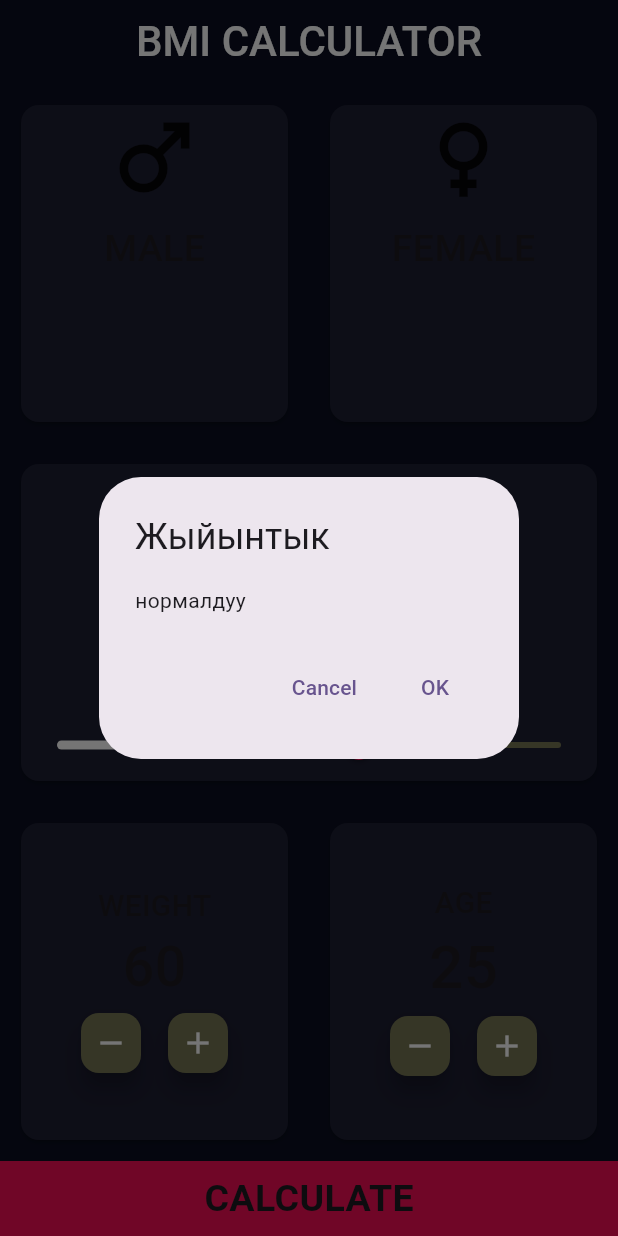
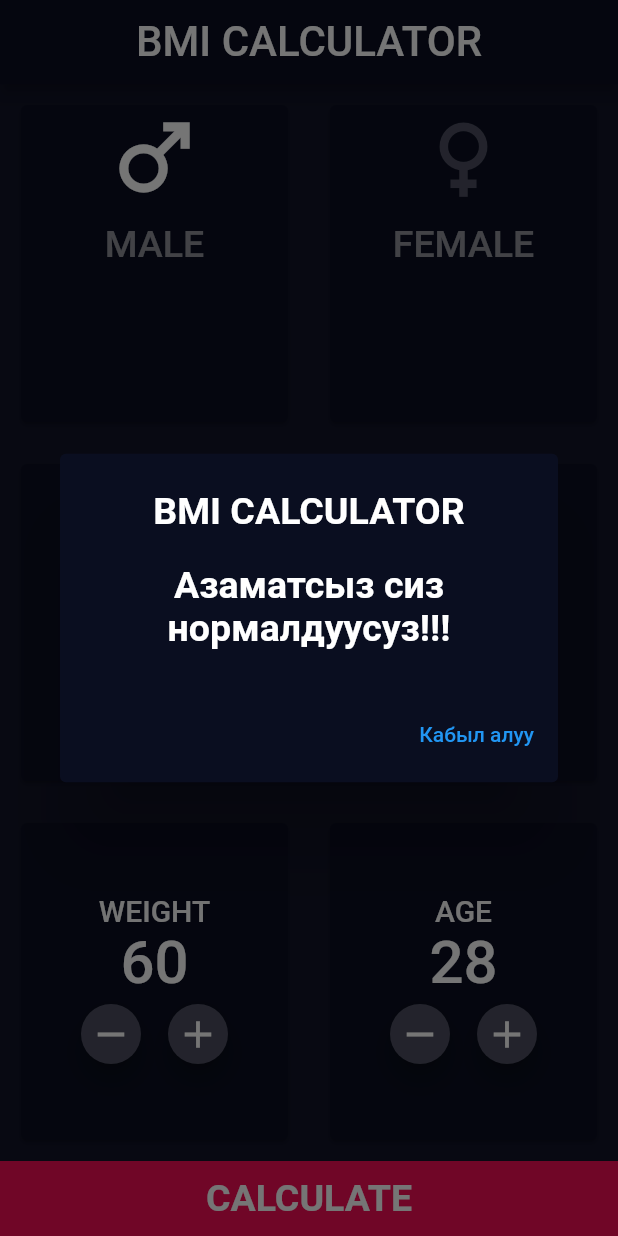
Before and after one commit to Samara1404/bmi_ui_finish, a Flutter app: the screen it shows after launch, after a tap on the "remove" icon, after a tap on the "add" icon, after a tap on "CALCULATE", on a phone screen of 412 x 824 dp. Run offline on Flutter 3.47's test engine with Material 2 defaults, Android fonts, the phone set to English and light mode, and no system bars.

Commit message:
added bmi_ui_full

```diff
--- a/lib/app.dart
+++ b/lib/app.dart
@@ -10,12 +10,8 @@ class MyApp extends StatelessWidget {
     return MaterialApp(
       debugShowCheckedModeBanner: false,
       title: 'Flutter Demo',
-      theme: ThemeData(
-
-        colorScheme: ColorScheme.fromSeed(seedColor: Colors.deepPurple),
-        useMaterial3: true,
-      ),
-      home: HomePage(title: '',),
+      theme: ThemeData.dark(),
+      home: const HomePage(title: '',),
     );
   }
 }
--- a/lib/components/calculate_button.dart
+++ b/lib/components/calculate_button.dart
@@ -1,33 +1,20 @@
+// ignore_for_file: public_member_api_docs, sort_constructors_first
+import 'package:bmi_ui_finish/utils/app_text_style.dart';
 import 'package:flutter/material.dart';
+
 import '../utils/app_colors.dart';
 import '../utils/app_text.dart';
 
 class CalculateButton extends StatelessWidget {
   const CalculateButton({
-    super.key,
-  });
-
+    Key? key,
+    this.onTap,
+  }) : super(key: key);
+final void Function()? onTap;
   @override
   Widget build(BuildContext context) {
     return InkWell(
-        onTap: () {
-          print('basyldy');
-          showDialog(
-            context: context,
-            builder: (BuildContext context) => AlertDialog(
-              title: Text('Жыйынтык'),
-              content: Text('нормалдуу'),
-              actions: <Widget>[
-                TextButton(
-                    onPressed: () => Navigator.pop(context, 'Cancel'),
-                    child: Text('Cancel')),
-                TextButton(
-                    onPressed: () => Navigator.pop(context, 'OK'),
-                    child: Text('OK')),
-              ],
-            ),
-          );
-        },
+        onTap: onTap,
         child: Container(
           height: 50,
           width: double.infinity,
@@ -35,7 +22,7 @@ class CalculateButton extends StatelessWidget {
           child: Center(
             child: Text(
               AppText.calculate,
-              style: TextStyle(fontSize: 25, fontWeight: FontWeight.w700),
+              style: AppTextStyle.calcTextStyle,
             ),
           ),
         ));
--- a/lib/components/card_age.dart
+++ /dev/null
@@ -1,77 +0,0 @@
-import 'package:flutter/material.dart';
-
-import '../utils/app_colors.dart';
-import '../utils/app_text.dart';
-
-class CardAge extends StatefulWidget {
-  const CardAge({
-    super.key,
-    required this.ager,
-  });
-
-  final int ager;
-  @override
-  State<CardAge> createState() => _CardAgeState();
-}
-
-class _CardAgeState extends State<CardAge> {
-  int ager = 25;
-
-  void incrementAger() {
-    setState(() {
-      ager++;
-    });
-  }
-
-  void uncrementAger() {
-    setState(() {
-      ager--;
-    });
-  }
-
-  @override
-  Widget build(BuildContext context) {
-    return Expanded(
-      child: Card(
-        color: AppColor.brColor,
-        child: Column(
-          mainAxisAlignment: MainAxisAlignment.center,
-          children: [
-            Text(
-              AppText.age,
-              style: TextStyle(fontSize: 20, fontWeight: FontWeight.w500),
-            ),
-            Text(
-              '$ager',
-              style: TextStyle(fontSize: 40, fontWeight: FontWeight.w500),
-            ),
-            Row(
-              mainAxisAlignment: MainAxisAlignment.center,
-              children: [
-                FloatingActionButton.small(
-                  hoverColor: Colors.blue,
-                  splashColor: AppColor.redColor,
-                  foregroundColor: AppColor.whColor,
-                  onPressed: uncrementAger,
-                  tooltip: 'Decrease',
-                  child: Icon(Icons.remove),
-                  backgroundColor: AppColor.grColor,
-                ),
-                SizedBox(width: 10),
-                FloatingActionButton.small(
-                  hoverColor: Colors.blue,
-                  splashColor: AppColor.redColor,
-                  foregroundColor: AppColor.whColor,
-                  onPressed: incrementAger,
-                  tooltip: 'Increment',
-                  child: Icon(Icons.add),
-                  backgroundColor: AppColor.grColor,
-                ),
-              ],
-            ),
-          ],
-        ),
-      ),
-    );
-  }
-}
--- a/lib/components/card_height.dart
+++ b/lib/components/card_height.dart
@@ -1,65 +1,47 @@
+// ignore_for_file: public_member_api_docs, sort_constructors_first
+import 'package:bmi_ui_finish/utils/app_text_style.dart';
+import 'package:flutter/cupertino.dart';
 import 'package:bmi_ui_finish/utils/app_colors.dart';
 import 'package:bmi_ui_finish/utils/app_text.dart';
-import 'package:flutter/material.dart';
 
-class CardHeight extends StatefulWidget {
+class CardHeight extends StatelessWidget {
   const CardHeight({
-    super.key,
-  });
-
-  @override
-  State<CardHeight> createState() => _CardHeightState();
-}
-
-class _CardHeightState extends State<CardHeight> {
-  double currentSliderValue = 160;
-  void _incrementCounter() {
-    setState(() {});
-  }
-
+    Key? key,
+    required this.height,
+    required this.onChanged,
+  }) : super(key: key);
+  final int height;
+  final void Function(double) onChanged;
   @override
   Widget build(BuildContext context) {
-    return Card(
-      color: AppColor.brColor,
-      child: Column(
+    return Column(
       mainAxisAlignment: MainAxisAlignment.end,
       children: [
-          Text(
-            AppText.height,
-            style: TextStyle(fontSize: 25, color: AppColor.whColor),
-          ),
+        Text(AppText.height, style: AppTextStyle.heightTextStyle),
         Row(
           mainAxisAlignment: MainAxisAlignment.center,
           crossAxisAlignment: CrossAxisAlignment.end,
           children: [
-              Text(
-                '$currentSliderValue',
-                style: TextStyle(fontSize: 36, color: AppColor.whColor),
-              ),
-              Text(
-                AppText.cm,
-                style: TextStyle(
-                    fontSize: 18, color: AppColor.whColor, height: 2.4),
-              ),
+            Text('$height', style: AppTextStyle.textTextStyle),
+            Text(AppText.cm, style: AppTextStyle.cmTextStyle),
           ],
         ),
-          Slider(
+        Padding(
+          padding: const EdgeInsets.symmetric(horizontal: 20),
+          child: SizedBox(
+            width: double.infinity,
+            child: CupertinoSlider(
               activeColor: AppColor.whColor,
-            inactiveColor: AppColor.grColor,
               thumbColor: AppColor.redColor,
-            value: currentSliderValue,
+              value: height.toDouble(),
               min: 40,
               max: 240,
               divisions: 200,
-            label: currentSliderValue.round().toString(),
-            onChanged: (double value) {
-              setState(() {
-                currentSliderValue = value;
-              });
-            },
+              onChanged: onChanged,
+            ),
+          ),
         ),
       ],
-      ),
     );
   }
 }
--- a/lib/components/card_male.dart
+++ b/lib/components/card_male.dart
@@ -1,31 +1,26 @@
 import 'package:bmi_ui_finish/utils/app_colors.dart';
+import 'package:bmi_ui_finish/utils/app_text_style.dart';
 import 'package:flutter/material.dart';
 
 class CardMale extends StatelessWidget {
   const CardMale({
     super.key,
     required this.icon,
-    required this.text, required TextStyle style,
+    required this.text, required this.isFemale,
   });
   final IconData icon;
   final String text;
+  final bool isFemale;
 
   @override
   Widget build(BuildContext context) {
-    return Expanded(
-      child: Card(
-        color: AppColor.brColor,
-        child: Column(
+    return  Column(
           children: [
-            Icon(icon, size: 70),
-            SizedBox(height: 8),
-            Text(
-              text,
-              style: TextStyle(fontSize: 25, fontWeight: FontWeight.w500),
+            Icon(icon, size: 70, color: !isFemale ? AppColor.glColor : null,),
+            const SizedBox(height: 8),
+            Text(text, style: AppTextStyle.maleTextStyle,
             ),
           ],
-        ),
-      ),
     );
   }
 }
--- a/lib/components/card_slider.dart
+++ /dev/null
@@ -1,31 +0,0 @@
-import 'package:bmi_ui_finish/utils/app_colors.dart';
-import 'package:flutter/material.dart';
-
-class Sliders extends StatefulWidget {
-  const Sliders({Key? key}) : super(key: key);
-
-  @override
-  State<Sliders> createState() => _SlidersState();
-}
-
-class _SlidersState extends State<Sliders> {
-  double currentSliderValue = 160;
-
-  @override
-  Widget build(BuildContext context) {
-    return Slider(
-      activeColor: AppColor.whColor,
-      inactiveColor: AppColor.glColor,
-      thumbColor: AppColor.redColor,
-      value: currentSliderValue,
-      max: 200,
-      divisions: 200,
-      label: currentSliderValue.round().toString(),
-      onChanged: (double value) {
-        setState(() {
-          currentSliderValue = value;
-        });
-      },
-    );
-  }
-}
--- a/lib/components/card_weight.dart
+++ b/lib/components/card_weight.dart
@@ -1,6 +1,7 @@
-import 'package:bmi_ui_finish/utils/app_colors.dart';
-import 'package:bmi_ui_finish/utils/app_text.dart';
-import 'package:flutter/material.dart';
+ import 'package:bmi_ui_finish/utils/app_colors.dart';
+ import 'package:bmi_ui_finish/utils/app_text.dart';
+ import 'package:flutter/material.dart';
+
 
 class CardWeight extends StatefulWidget {
   CardWeight({
@@ -53,7 +54,7 @@ class _CardWeightState extends State<CardWeight> {
                   onPressed: uncrementWeighter,
                   tooltip: 'Decrease',
                   child: Icon(Icons.remove),
-                  backgroundColor: AppColor.grColor,
+                  backgroundColor: AppColor.glColor,
                 ),
                 SizedBox(width: 10),
                 FloatingActionButton.small(
--- a/lib/components/home_page.dart
+++ b/lib/components/home_page.dart
@@ -1,14 +1,18 @@
+// ignore_for_file: public_member_api_docs, sort_constructors_first
+import 'package:bmi_ui_finish/components/result_alert.dart';
 import 'package:flutter/material.dart';
+
+import '../utils/app_colors.dart';
+import '../utils/app_text.dart';
 import 'calculate_button.dart';
-import 'card_age.dart';
+import 'weight_age.dart';
 import 'card_height.dart';
 import 'card_male.dart';
-import 'card_weight.dart';
-import '../utils/app_colors.dart';
-import '../utils/app_text.dart';
+import 'dart:math' as math;
+
 
 class HomePage extends StatefulWidget {
-  HomePage({
+  const HomePage({
     super.key,
     required this.title,
   });
@@ -20,10 +24,14 @@ class HomePage extends StatefulWidget {
 }
 
 class _HomePageState extends State<HomePage> {
+  bool isFemale = false;
+  int height = 170;
+  int weight = 60;
+  int age = 28;
   @override
   Widget build(BuildContext context) {
     return Scaffold(
-      backgroundColor: AppColor.BgColor,
+      backgroundColor: AppColor.blColor,
       appBar: AppBar(
         backgroundColor: AppColor.BgColor,
         centerTitle: true,
@@ -33,32 +41,81 @@ class _HomePageState extends State<HomePage> {
         ),
       ),
       body: Padding(
-        padding: EdgeInsets.all(10.0),
+        padding: const EdgeInsets.all(10.0),
         child: Column(
           children: <Widget>[
             Expanded(
               child:  Row(children: [
-                CardMale(icon: Icons.male, text: AppText.male, style: TextStyle( color: Colors.white),),
-                SizedBox(width: 20),
-                CardMale(icon: Icons.female, text: AppText.female, style: TextStyle(color: AppColor.whColor),),
+                StatusCard(child: InkWell(
+                  onTap: () { setState(() {
+                    isFemale = false;
+                  });
+                  },
+                  child: CardMale(icon: Icons.male, text: AppText.male, isFemale: !isFemale),
+                ),),
+                const SizedBox(width: 20),
+                 StatusCard(child: InkWell(
+                  onTap: () { setState(() {
+                    isFemale = true;
+                  });
+                  },
+                  child: CardMale(icon: Icons.female, text: AppText.female, isFemale: isFemale),
+                ),),
               ]),
             ),
-            SizedBox(height: 20),
-            Expanded(
-              child: CardHeight(),
+            const SizedBox(height: 20),
+            StatusCard(
+              child: CardHeight(height: height,
+              onChanged: (val) {setState(() {
+                height = val.toInt();
+              });},),
             ),
-            SizedBox(height: 20),
+            const SizedBox(height: 20),
             Expanded(
               child: Row(children: [
-                CardWeight(weighter: 60),
-                SizedBox(width: 20),
-                CardAge(ager: 25),
+                StatusCard(child: CardAge(
+                  text: AppText.weight, value: weight,
+                  add: (C) {setState(() {weight = C;});},
+                  remove: (C) {setState(() {weight = C;});},
+                )),
+                const SizedBox(width: 20),
+                StatusCard(child: CardAge(
+                  text: AppText.age, value: age,
+                  add: (C) {setState(() {age = C;});},
+                  remove: (C) {setState(() {age = C;});},
+                )),
               ]),
             ),
           ],
         ),
       ),
-      bottomNavigationBar: CalculateButton(),
+      bottomNavigationBar: CalculateButton(
+        onTap: () {
+          final res = weight / math.pow(height / 100, 2);
+          if (res <= 18.4) {
+            showMyDialog(context, AppText.thin);
+          } else if (res >= 18.5 && res <= 24.9) {
+            showMyDialog(context, AppText.normal);
+          } else if (res >= 25) {
+            showMyDialog(context, AppText.fat);
+          } else {
+            showMyDialog(context, AppText.sorry);
+          }
+        },
+      ),
     );
   }
 }
+
+class StatusCard extends StatelessWidget {
+  const StatusCard({
+    Key? key,
+    required this.child,
+  }) : super(key: key);
+final Widget child;
+  @override
+  Widget build(BuildContext context) {
+    return Expanded(child: Card(color: AppColor.BgColor, child: child),
+    );
+  }
+}
--- /dev/null
+++ b/lib/components/result_alert.dart
@@ -0,0 +1,25 @@
+import 'package:bmi_ui_finish/utils/app_colors.dart';
+import 'package:bmi_ui_finish/utils/app_text.dart';
+import 'package:bmi_ui_finish/utils/app_text_style.dart';
+import 'package:flutter/material.dart';
+
+Future<void> showMyDialog(BuildContext context, String text) async {
+  return showDialog<void>(
+    context: context,
+    builder: (BuildContext context) => AlertDialog(
+      backgroundColor: AppColor.BgColor,
+      title:  Center(
+        child: Text(AppText.appBarTitle, style: AppTextStyle.calcTextStyle),
+      ),
+      content: Text(text, style: AppTextStyle.calcTextStyle,
+        textAlign: TextAlign.center,
+      ),
+      actions: <Widget>[
+        TextButton(
+          onPressed: () => Navigator.pop(context),
+          child: const Text(AppText.backButton),
+        ),
+      ],
+    ),
+  );
+}
--- /dev/null
+++ b/lib/components/weight_age.dart
@@ -0,0 +1,64 @@
+// ignore_for_file: public_member_api_docs, sort_constructors_first
+import 'package:flutter/material.dart';
+
+import 'package:bmi_ui_finish/utils/app_text_style.dart';
+
+import '../utils/app_colors.dart';
+
+
+class CardAge extends StatelessWidget {
+  const CardAge({
+    Key? key,
+    required this.value,
+    required this.text,
+    required this.remove,
+    required this.add,
+  }) : super(key: key);
+
+  final int value;
+  final String text;
+  final void Function(int) remove;
+  final void Function(int) add;
+
+
+  @override
+  Widget build(BuildContext context) {
+    return  Column(
+          mainAxisAlignment: MainAxisAlignment.center,
+          children: [
+            Text(text,style: AppTextStyle.valueTextStyle),
+            Text('$value', style: AppTextStyle.ageTextStyle),
+             Row(
+              mainAxisAlignment: MainAxisAlignment.center,
+              children: [
+                RemoveAdd(iconData: Icons.remove, onPressed: () => remove(value -1),),
+                const SizedBox(width: 10),
+                RemoveAdd(iconData: Icons.add, onPressed: () => remove(value +1),),
+              ],
+            ),
+          ],
+    );
+  }
+}
+
+class RemoveAdd extends StatelessWidget {
+  const RemoveAdd({
+    Key? key,
+    required this.iconData,
+    this.onPressed,
+  }) : super(key: key);
+final IconData iconData;
+final void Function()? onPressed;
+  @override
+  Widget build(BuildContext context) {
+    return FloatingActionButton.small(
+      hoverColor: Colors.blue,
+      splashColor: AppColor.redColor,
+      foregroundColor: AppColor.whColor,
+      onPressed: onPressed,
+      tooltip: 'Decrease',
+       backgroundColor: AppColor.glColor,
+      child: Icon(iconData, size: 30),
+    );
+  }
+}
--- a/lib/main.dart
+++ b/lib/main.dart
@@ -2,5 +2,5 @@ import 'package:bmi_ui_finish/app.dart';
 import 'package:flutter/material.dart';
 
 void main() {
-  runApp( MyApp());
+  runApp( const MyApp());
 }
--- a/lib/utils/app_colors.dart
+++ b/lib/utils/app_colors.dart
@@ -6,6 +6,6 @@ class AppColor {
   static Color blColor = Color(0xff111327);
   static Color brColor = Color(0xff1d1e32);
   static Color grColor = Color(0xff757652);
-  static Color glColor = Color.fromARGB(255, 96, 199, 189);
+  static Color glColor = Color(0xff4C4D5F);
   static Color whColor = Color(0xffffffff);
 }
--- a/lib/utils/app_text.dart
+++ b/lib/utils/app_text.dart
@@ -7,4 +7,10 @@ class AppText {
   static const cm = 'cm';
   static const weight = 'WEIGHT';
   static const age = 'AGE';
+  static const String backButton = 'Кабыл алуу';
+static const String thin = 'Сиз арыксыз...';
+static const String normal = 'Азаматсыз сиз нормалдуусуз!!!';
+static const String fat = 'Сиз толмочсуз...';
+static const String sorry =
+      'Кечиресиз кээ бир себептерден улам эсептей албадык';
 }
--- /dev/null
+++ b/lib/utils/app_text_style.dart
@@ -0,0 +1,13 @@
+import 'package:bmi_ui_finish/utils/app_colors.dart';
+import 'package:flutter/material.dart';
+
+class AppTextStyle {
+  static TextStyle maleTextStyle = const TextStyle(fontSize: 25,fontWeight: FontWeight.w500, color: Colors.white54);
+  static TextStyle femaleTextStyle = const TextStyle(fontSize: 25,fontWeight: FontWeight.w500, color: Colors.white54);
+  static TextStyle heightTextStyle = TextStyle(fontSize: 25, color: AppColor.whColor);
+  static TextStyle textTextStyle =TextStyle(fontSize: 36, color: AppColor.whColor);
+  static TextStyle cmTextStyle=TextStyle(fontSize: 18, color: AppColor.whColor, height: 2.4);
+  static TextStyle valueTextStyle=const TextStyle(fontSize: 20, fontWeight: FontWeight.w500);
+  static TextStyle ageTextStyle =const TextStyle(fontSize: 40, fontWeight: FontWeight.w500);
+  static TextStyle calcTextStyle =const TextStyle(fontSize: 25, fontWeight: FontWeight.w700);
+}
```
Also changed, not shown: 1 other file. Lines whose indentation alone changed are shown as unchanged.
